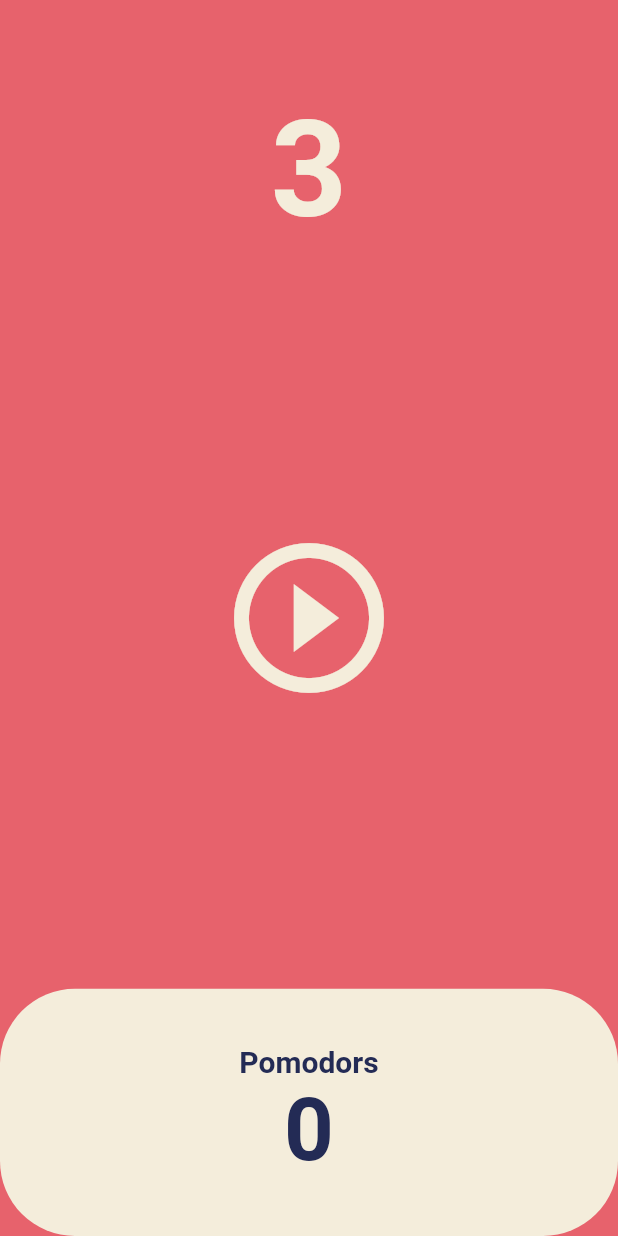
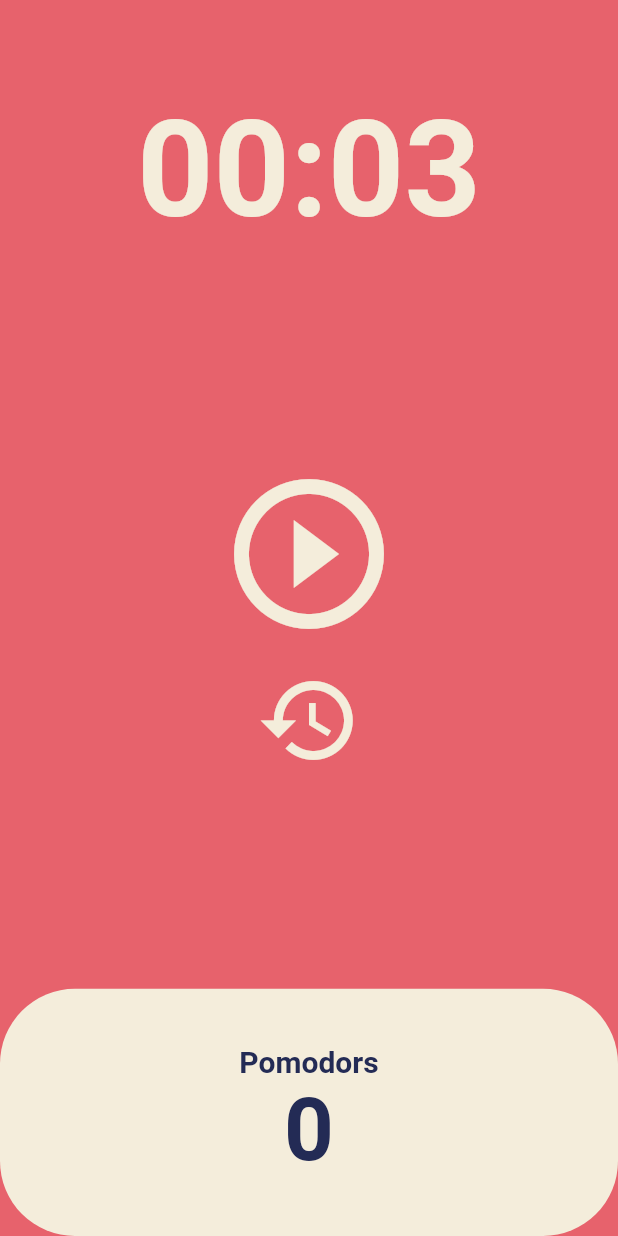
Before and after one commit to koreakb/flutter_state, a Flutter app: the screen it shows after launch, on a phone screen of 412 x 824 dp. Run offline on Flutter 3.47's test engine with Material 2 defaults, Android fonts, the phone set to English and light mode, and no system bars.

Commit message:
Pomodors end

```diff
--- a/lib/screens/home_screen.dart
+++ b/lib/screens/home_screen.dart
@@ -11,6 +11,7 @@ class HomeScreen extends StatefulWidget {
 }
 
 class _HomeScreenState extends State<HomeScreen> {
+  static const twentyFiveMinutes = 1500;
   int totalSeconds = 3, totalPomodors = 0;
   bool isRunnig = false;
   late Timer timer;
@@ -24,7 +25,7 @@ class _HomeScreenState extends State<HomeScreen> {
       setState(() {
         totalPomodors += 1;
         isRunnig = false;
-        totalSeconds = 1500;
+        totalSeconds = twentyFiveMinutes;
       });
       timer.cancel();
     }
@@ -47,6 +48,18 @@ class _HomeScreenState extends State<HomeScreen> {
     });
   }
 
+  void onResetPressed() {
+    setState(() {
+      isRunnig = false;
+      totalSeconds = twentyFiveMinutes;
+    });
+  }
+
+  String format(int seconds) {
+    var duration = Duration(seconds: seconds);
+    return duration.toString().split('.').first.substring(2, 7);
+  }
+
   @override
   Widget build(BuildContext context) {
     return Scaffold(
@@ -58,7 +71,7 @@ class _HomeScreenState extends State<HomeScreen> {
             child: Container(
               alignment: Alignment.bottomCenter,
               child: Text(
-                '$totalSeconds',
+                format(totalSeconds),
                 style: TextStyle(
                   color: Theme.of(context).cardColor,
                   fontSize: 89,
@@ -69,7 +82,10 @@ class _HomeScreenState extends State<HomeScreen> {
           ),
           Flexible(
             flex: 3,
-            child: Center(
+            child: Column(
+              mainAxisAlignment: MainAxisAlignment.center,
+              children: [
+                Center(
                   child: IconButton(
                     iconSize: 120,
                     color: Theme.of(context).cardColor,
@@ -78,6 +94,14 @@ class _HomeScreenState extends State<HomeScreen> {
                         ? Icons.pause_circle_outline
                         : Icons.play_circle_outline),
                   ),
+                ),
+                IconButton(
+                  onPressed: onResetPressed,
+                  iconSize: 70,
+                  color: Theme.of(context).cardColor,
+                  icon: const Icon(Icons.restore),
+                )
+              ],
             ),
           ),
           Flexible(
```
Lines whose indentation alone changed are shown as unchanged.
